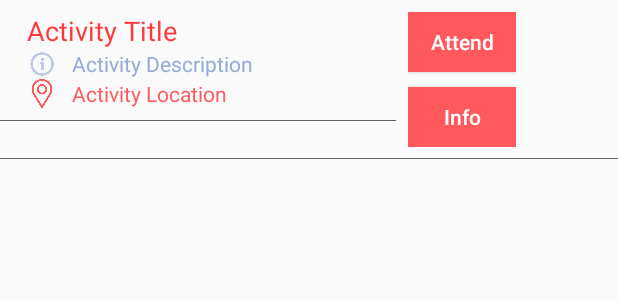
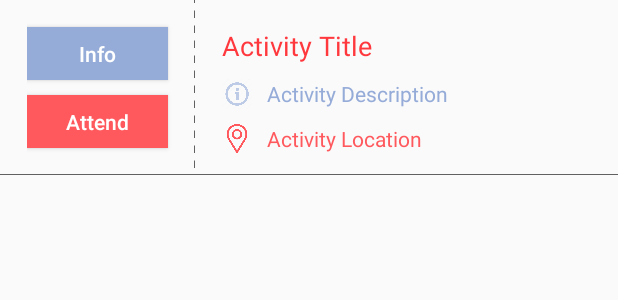
Before and after one commit to act-io/actio, an Android app: the layout list_item_activity.xml on its own in the app's theme, with its tools: preview values and no code run, on a phone screen of 412 x 824 dp. Shown: the top 300 px of the screen. Run offline under Robolectric (Android 15) with nearby library versions, the phone set to English and light mode, and no system bars; network calls fail.

Commit message:
fix styling back

```diff
--- a/app/src/main/java/com/example/sigrundish/actio/ActivityListFragment.java
+++ b/app/src/main/java/com/example/sigrundish/actio/ActivityListFragment.java
@@ -67,8 +67,6 @@ public class ActivityListFragment extends Fragment {
             @Override
             public void afterTextChanged(Editable s) {
                 filter(s.toString());
-
-
             }
         });
         mActivityRecyclerView = (RecyclerView) view.findViewById(R.id.activity_recycler_view);
@@ -166,8 +164,8 @@ public class ActivityListFragment extends Fragment {
                         Toast.makeText(getActivity(),
                                 "You are no longer attending " + mActivity.getTitle()+"!",Toast.LENGTH_SHORT)
                                 .show();
+                    }
 
-                    }
                 }
             });
             bActivityInfo = (Button) itemView.findViewById(R.id.bActivityInfo);
@@ -241,6 +239,7 @@ public class ActivityListFragment extends Fragment {
                         @Override
                         public void onResponse(JSONObject response) {
                             // DisplayText.setText(response.getString("message"));
+                            updateUI();
                         }
                     }, new Response.ErrorListener() {
                 @Override
--- /dev/null
+++ b/app/src/main/res/drawable/background_border_right.xml
@@ -0,0 +1,14 @@
+<layer-list xmlns:android="http://schemas.android.com/apk/res/android">
+
+    <item android:top="-2dp" android:bottom="-2dp" android:left="-2dp">
+        <shape>
+            <solid android:color="@android:color/transparent" />
+            <stroke
+                android:width="0.5dp"
+                android:dashGap="5dp"
+                android:dashWidth="5dp"
+                android:color="@color/fontColor" />
+        </shape>
+    </item>
+
+</layer-list>
--- a/app/src/main/res/layout/list_item_activity.xml
+++ b/app/src/main/res/layout/list_item_activity.xml
@@ -5,19 +5,57 @@
     android:orientation="horizontal"
     android:background="@drawable/button_bg">
 
+    <LinearLayout xmlns:android="http://schemas.android.com/apk/res/android"
+        android:layout_width="0dp"
+        android:layout_height="wrap_content"
+        android:layout_gravity="center_vertical"
+        android:layout_marginLeft="10dp"
+        android:layout_weight="0.3"
+        android:orientation="vertical"
+        android:padding="8dp"
+        android:background="@drawable/background_border_right">
+
+        <Button
+            android:id="@+id/bActivityInfo"
+            android:layout_width="match_parent"
+            android:layout_height="35dp"
+            android:layout_weight="1"
+            android:layout_marginRight="10dp"
+            android:layout_marginTop="10dp"
+            android:layout_marginBottom="10dp"
+            android:background="@color/colorAccent"
+            android:orientation="vertical"
+            android:text="Info"
+            android:textAllCaps="false"
+            android:textColor="@android:color/background_light" />
+
+        <Button
+            android:id="@+id/bAttend"
+            android:layout_width="match_parent"
+            android:layout_height="35dp"
+            android:layout_weight="1"
+            android:layout_marginRight="10dp"
+            android:layout_marginBottom="10dp"
+            android:background="@color/colorPrimary"
+            android:orientation="vertical"
+            android:text="Attend"
+            android:textAllCaps="false"
+            android:textColor="@android:color/background_light" />
+    </LinearLayout>
+
 <LinearLayout xmlns:android="http://schemas.android.com/apk/res/android"
     android:layout_width="0dp"
     android:layout_height="wrap_content"
-    android:layout_weight="0.6"
+    android:layout_weight="0.7"
     android:orientation="vertical"
-    android:padding="8dp"
-    android:background="@drawable/button_bg">
+    android:padding="8dp">
 
     <TextView
         android:id="@+id/activity_title"
         android:layout_width="match_parent"
         android:layout_height="wrap_content"
         android:layout_weight="1"
+        android:layout_marginTop="10dp"
         android:text="Activity Title"
         android:paddingLeft="10dp"
         android:textColor="@color/colorPrimaryDark"
@@ -28,6 +66,7 @@
         android:layout_width="match_parent"
         android:layout_height="wrap_content"
         android:layout_weight="1"
+        android:layout_marginTop="10dp"
         android:text="Activity Description"
         android:drawableLeft="@drawable/info_icon"
         android:textColor="@color/colorAccent" />
@@ -37,42 +76,10 @@
         android:layout_width="match_parent"
         android:layout_height="wrap_content"
         android:layout_weight="1"
+        android:layout_marginTop="10dp"
         android:text="Activity Location"
         android:drawableLeft="@drawable/location_icon"
         android:textColor="@color/colorPrimary" />
 </LinearLayout>
 
-    <LinearLayout xmlns:android="http://schemas.android.com/apk/res/android"
-        android:layout_width="0dp"
-        android:layout_height="wrap_content"
-        android:layout_gravity="center_vertical"
-        android:layout_marginRight="60dp"
-        android:layout_weight="0.2"
-        android:orientation="vertical"
-        android:padding="8dp"
-        android:background="@drawable/button_bg">
-
-    <Button
-        android:id="@+id/bAttend"
-        android:layout_width="match_parent"
-        android:layout_height="40dp"
-        android:layout_weight="1"
-        android:background="@color/colorPrimary"
-        android:orientation="vertical"
-        android:text="Attend"
-        android:textAllCaps="false"
-        android:textColor="@android:color/background_light" />
-    <Button
-        android:id="@+id/bActivityInfo"
-        android:layout_width="match_parent"
-        android:layout_height="40dp"
-        android:layout_weight="1"
-        android:layout_marginTop="10dp"
-        android:background="@color/colorPrimary"
-        android:orientation="vertical"
-        android:text="Info"
-        android:textAllCaps="false"
-        android:textColor="@android:color/background_light" />
-    </LinearLayout>
-
 </LinearLayout>
--- a/app/src/main/res/values/colors.xml
+++ b/app/src/main/res/values/colors.xml
@@ -4,4 +4,6 @@
     <color name="colorPrimaryDark">#FF383E</color>
     <color name="colorAccent">#95abd8</color>
     <color name="fontColor">#606060</color>
+    <color name="pastelYellow">#fdfd96 </color>
+    <color name="carryYellow">#FFC857 </color>
 </resources>
--- a/app/src/main/res/values/strings.xml
+++ b/app/src/main/res/values/strings.xml
@@ -16,6 +16,6 @@
 
     <!-- TODO: Remove or change this placeholder text -->
     <string name="hello_blank_fragment">Hello blank fragment</string>
-    <string name="title_activity_info">ActivityInfoActivity</string>
+    <string name="title_activity_info">Activity Information</string>
     <string name="title_activity_maps">Map</string>
 </resources>
```
